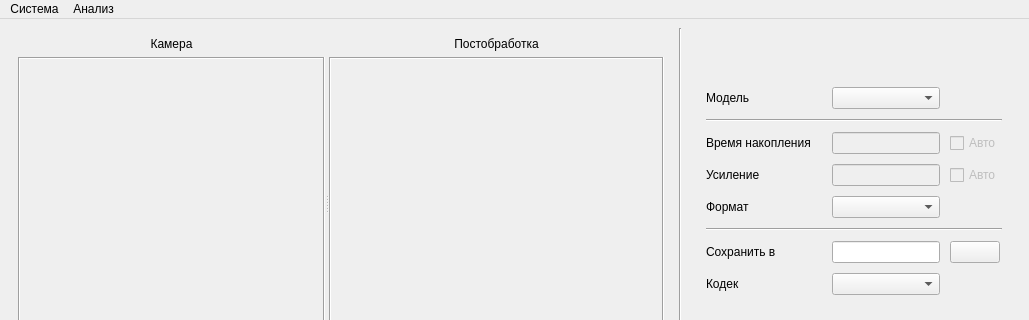
Old version of the form QT_Forms/MainWindow.ui in the repository Superdudl/DOE; both pictures show x 0 to 1029 and y 0 to 320 of the 1029 by 556 pixel window.
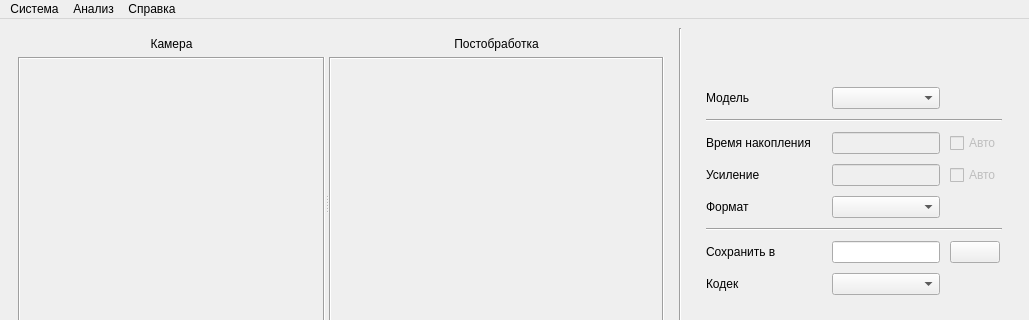
New version of the form. Icons and pictures are not drawn.

Commit message: Добавлен раздел СПРАВКА

Diff of the .ui file:
```diff
--- a/QT_Forms/MainWindow.ui
+++ b/QT_Forms/MainWindow.ui
@@ -516,8 +516,19 @@
     </property>
     <addaction name="actionPSNR_SSIM"/>
    </widget>
+   <widget class="QMenu" name="menu_2">
+    <property name="title">
+     <string>Справка</string>
+    </property>
+    <addaction name="action"/>
+    <addaction name="action_2"/>
+    <addaction name="action_3"/>
+    <addaction name="action_4"/>
+    <addaction name="action_5"/>
+   </widget>
    <addaction name="menu"/>
    <addaction name="analise"/>
+   <addaction name="menu_2"/>
   </widget>
   <widget class="QStatusBar" name="statusBar"/>
   <action name="connect_camera">
```
Left out of the diff: 27 changed lines with no effect on the pictures. The commit also changes 5 other files.
